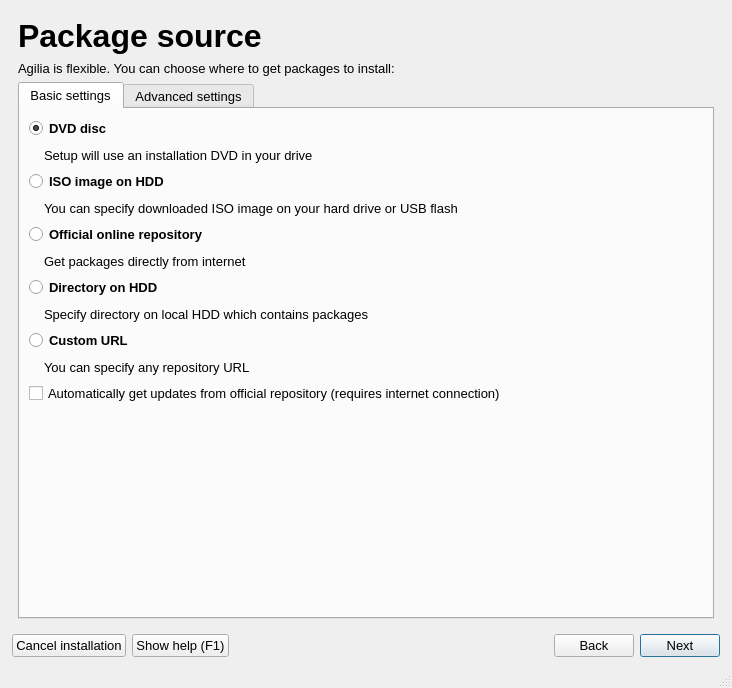
The window that guiinstaller/guisetup/mainwindow.ui (aix27249/mpkg) describes before a commit, drawn with Qt 5.
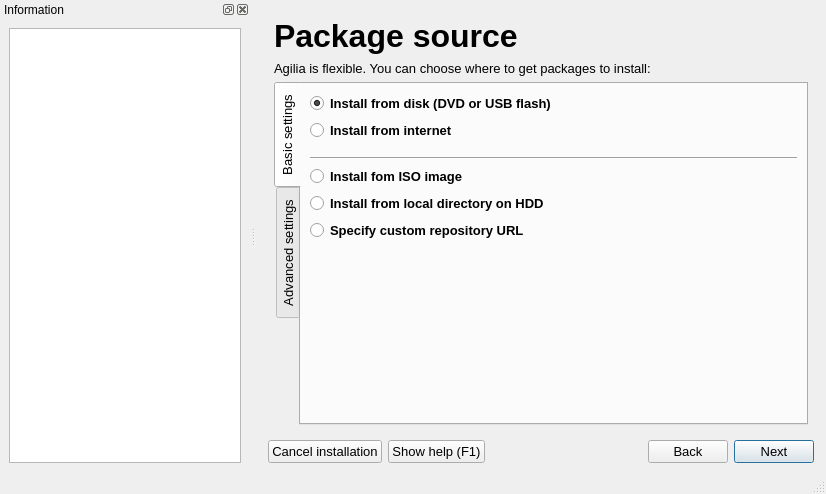
The same window after the commit. The open tabs and pages were chosen to show the change. Icons and pictures are not drawn.

Patch:
```diff
--- a/guiinstaller/guisetup/mainwindow.ui
+++ b/guiinstaller/guisetup/mainwindow.ui
@@ -6,14 +6,14 @@
    <rect>
     <x>0</x>
     <y>0</y>
-    <width>732</width>
-    <height>688</height>
+    <width>826</width>
+    <height>494</height>
    </rect>
   </property>
-  <property name="minimumSize">
+  <property name="maximumSize">
    <size>
-    <width>400</width>
-    <height>300</height>
+    <width>16777215</width>
+    <height>16777215</height>
    </size>
   </property>
   <property name="windowTitle">
@@ -31,14 +31,14 @@
      <pointsize>10</pointsize>
     </font>
    </property>
-   <layout class="QVBoxLayout" name="verticalLayout">
+   <layout class="QVBoxLayout" name="verticalLayout_22">
     <item>
      <widget class="QStackedWidget" name="stackedWidget">
       <property name="lineWidth">
        <number>0</number>
       </property>
       <property name="currentIndex">
-       <number>2</number>
+       <number>0</number>
       </property>
       <widget class="QWidget" name="page">
        <layout class="QVBoxLayout" name="verticalLayout_26">
@@ -267,6 +267,9 @@
         </item>
         <item>
          <widget class="QTabWidget" name="tabWidget">
+          <property name="tabPosition">
+           <enum>QTabWidget::West</enum>
+          </property>
           <property name="currentIndex">
            <number>0</number>
           </property>
@@ -496,6 +499,9 @@
         </item>
         <item>
          <widget class="QTabWidget" name="tabWidget_2">
+          <property name="tabPosition">
+           <enum>QTabWidget::West</enum>
+          </property>
           <property name="currentIndex">
            <number>0</number>
           </property>
@@ -513,7 +519,7 @@
                </font>
               </property>
               <property name="text">
-               <string>DVD disc</string>
+               <string>Install from disk (DVD or USB flash)</string>
               </property>
               <property name="icon">
                <iconset resource="mainwindow.qrc">
@@ -530,89 +536,6 @@
               </property>
              </widget>
             </item>
-            <item>
-             <layout class="QHBoxLayout" name="horizontalLayout_8">
-              <item>
-               <spacer name="horizontalSpacer_8">
-                <property name="orientation">
-                 <enum>Qt::Horizontal</enum>
-                </property>
-                <property name="sizeType">
-                 <enum>QSizePolicy::Fixed</enum>
-                </property>
-                <property name="sizeHint" stdset="0">
-                 <size>
-                  <width>15</width>
-                  <height>20</height>
-                 </size>
-                </property>
-               </spacer>
-              </item>
-              <item>
-               <widget class="QLabel" name="label_6">
-                <property name="text">
-                 <string>Setup will use an installation DVD in your drive</string>
-                </property>
-                <property name="wordWrap">
-                 <bool>true</bool>
-                </property>
-               </widget>
-              </item>
-             </layout>
-            </item>
-            <item>
-             <widget class="QRadioButton" name="pkgSourceISORadioButton">
-              <property name="font">
-               <font>
-                <weight>75</weight>
-                <bold>true</bold>
-               </font>
-              </property>
-              <property name="text">
-               <string>ISO image on HDD</string>
-              </property>
-              <property name="icon">
-               <iconset resource="mainwindow.qrc">
-                <normaloff>:/setupRoots/icons/application-x-cd-image.png</normaloff>:/setupRoots/icons/application-x-cd-image.png</iconset>
-              </property>
-              <property name="iconSize">
-               <size>
-                <width>36</width>
-                <height>36</height>
-               </size>
-              </property>
-             </widget>
-            </item>
-            <item>
-             <layout class="QHBoxLayout" name="horizontalLayout_9">
-              <item>
-               <spacer name="horizontalSpacer_9">
-                <property name="orientation">
-                 <enum>Qt::Horizontal</enum>
-                </property>
-                <property name="sizeType">
-                 <enum>QSizePolicy::Fixed</enum>
-                </property>
-                <property name="sizeHint" stdset="0">
-                 <size>
-                  <width>15</width>
-                  <height>20</height>
-                 </size>
-                </property>
-               </spacer>
-              </item>
-              <item>
-               <widget class="QLabel" name="label_7">
-                <property name="text">
-                 <string>You can specify downloaded ISO image on your hard drive or USB flash</string>
-                </property>
-                <property name="wordWrap">
-                 <bool>true</bool>
-                </property>
-               </widget>
-              </item>
-             </layout>
-            </item>
             <item>
              <widget class="QRadioButton" name="pkgSourceNetworkRadioButton">
               <property name="font">
@@ -622,7 +545,7 @@
                </font>
               </property>
               <property name="text">
-               <string>Official online repository</string>
+               <string>Install from internet</string>
               </property>
               <property name="icon">
                <iconset resource="mainwindow.qrc">
@@ -637,34 +560,50 @@
              </widget>
             </item>
             <item>
-             <layout class="QHBoxLayout" name="horizontalLayout_10">
-              <item>
-               <spacer name="horizontalSpacer_10">
+             <spacer name="verticalSpacer_7">
                 <property name="orientation">
-                 <enum>Qt::Horizontal</enum>
+               <enum>Qt::Vertical</enum>
                 </property>
                 <property name="sizeType">
                  <enum>QSizePolicy::Fixed</enum>
                 </property>
                 <property name="sizeHint" stdset="0">
                  <size>
-                  <width>15</width>
-                  <height>20</height>
+                <width>10</width>
+                <height>10</height>
                  </size>
                 </property>
                </spacer>
               </item>
               <item>
-               <widget class="QLabel" name="label_8">
+             <widget class="Line" name="line">
+              <property name="orientation">
+               <enum>Qt::Horizontal</enum>
+              </property>
+             </widget>
+            </item>
+            <item>
+             <widget class="QRadioButton" name="pkgSourceISORadioButton">
+              <property name="font">
+               <font>
+                <weight>75</weight>
+                <bold>true</bold>
+               </font>
+              </property>
                 <property name="text">
-                 <string>Get packages directly from internet</string>
-                </property>
-                <property name="wordWrap">
-                 <bool>true</bool>
-                </property>
-               </widget>
-              </item>
-             </layout>
+               <string>Install fom ISO image</string>
+              </property>
+              <property name="icon">
+               <iconset resource="mainwindow.qrc">
+                <normaloff>:/setupRoots/icons/application-x-cd-image.png</normaloff>:/setupRoots/icons/application-x-cd-image.png</iconset>
+              </property>
+              <property name="iconSize">
+               <size>
+                <width>36</width>
+                <height>36</height>
+               </size>
+              </property>
+             </widget>
             </item>
             <item>
              <widget class="QRadioButton" name="pkgSourceHDDRadioButton">
@@ -675,7 +614,7 @@
                </font>
               </property>
               <property name="text">
-               <string>Directory on HDD</string>
+               <string>Install from local directory on HDD</string>
               </property>
               <property name="icon">
                <iconset resource="mainwindow.qrc">
@@ -689,36 +628,6 @@
               </property>
              </widget>
             </item>
-            <item>
-             <layout class="QHBoxLayout" name="horizontalLayout_12">
-              <item>
-               <spacer name="horizontalSpacer_35">
-                <property name="orientation">
-                 <enum>Qt::Horizontal</enum>
-                </property>
-                <property name="sizeType">
-                 <enum>QSizePolicy::Fixed</enum>
-                </property>
-                <property name="sizeHint" stdset="0">
-                 <size>
-                  <width>15</width>
-                  <height>20</height>
-                 </size>
-                </property>
-               </spacer>
-              </item>
-              <item>
-               <widget class="QLabel" name="label_33">
-                <property name="text">
-                 <string>Specify directory on local HDD which contains packages</string>
-                </property>
-                <property name="wordWrap">
-                 <bool>true</bool>
-                </property>
-               </widget>
-              </item>
-             </layout>
-            </item>
             <item>
              <widget class="QRadioButton" name="pkgSourceCustomRadioButton">
               <property name="enabled">
@@ -731,7 +640,7 @@
                </font>
               </property>
               <property name="text">
-               <string>Custom URL</string>
+               <string>Specify custom repository URL</string>
               </property>
               <property name="icon">
                <iconset resource="mainwindow.qrc">
@@ -745,52 +654,6 @@
               </property>
              </widget>
             </item>
-            <item>
-             <layout class="QHBoxLayout" name="horizontalLayout_11">
-              <item>
-               <spacer name="horizontalSpacer_11">
-                <property name="orientation">
-                 <enum>Qt::Horizontal</enum>
-                </property>
-                <property name="sizeType">
-                 <enum>QSizePolicy::Fixed</enum>
-                </property>
-                <property name="sizeHint" stdset="0">
-                 <size>
-                  <width>15</width>
-                  <height>20</height>
-                 </size>
-                </property>
-               </spacer>
-              </item>
-              <item>
-               <widget class="QLabel" name="label_9">
-                <property name="enabled">
-                 <bool>true</bool>
-                </property>
-                <property name="text">
-                 <string>You can specify any repository URL</string>
-                </property>
-                <property name="wordWrap">
-                 <bool>true</bool>
-                </property>
-               </widget>
-              </item>
-             </layout>
-            </item>
-            <item>
-             <widget class="QCheckBox" name="autoUpdateCheckBox">
-              <property name="enabled">
-               <bool>true</bool>
-              </property>
-              <property name="text">
-               <string>Automatically get updates from official repository (requires internet connection)</string>
-              </property>
-              <property name="checked">
-               <bool>false</bool>
-              </property>
-             </widget>
-            </item>
             <item>
              <spacer name="verticalSpacer_6">
               <property name="orientation">
@@ -810,7 +673,20 @@
            <attribute name="title">
             <string>Advanced settings</string>
            </attribute>
-           <layout class="QVBoxLayout" name="verticalLayout_27">
+           <layout class="QVBoxLayout" name="verticalLayout_25">
+            <item>
+             <widget class="QCheckBox" name="autoUpdateCheckBox">
+              <property name="enabled">
+               <bool>true</bool>
+              </property>
+              <property name="text">
+               <string>Automatically get updates from official repository (requires internet connection)</string>
+              </property>
+              <property name="checked">
+               <bool>false</bool>
+              </property>
+             </widget>
+            </item>
             <item>
              <widget class="QCheckBox" name="includeUserlandCheckBox">
               <property name="text">
@@ -1038,7 +914,7 @@
          </spacer>
         </item>
         <item>
-         <layout class="QHBoxLayout" name="horizontalLayout_13">
+         <layout class="QHBoxLayout" name="horizontalLayout_3">
           <item>
            <widget class="QListWidget" name="setupVariantsListWidget">
             <property name="maximumSize">
@@ -1049,18 +925,57 @@
             </property>
            </widget>
           </item>
+          <item>
+           <widget class="QLabel" name="setupVariantImage">
+            <property name="sizePolicy">
+             <sizepolicy hsizetype="Fixed" vsizetype="Fixed">
+              <horstretch>0</horstretch>
+              <verstretch>0</verstretch>
+             </sizepolicy>
+            </property>
+            <property name="minimumSize">
+             <size>
+              <width>300</width>
+              <height>200</height>
+             </size>
+            </property>
+            <property name="text">
+             <string>setupVariantImage</string>
+            </property>
+           </widget>
+          </item>
          </layout>
         </item>
         <item>
          <widget class="QLabel" name="setupVariantDescription">
           <property name="text">
-           <string/>
+           <string>setupVariantDescription</string>
           </property>
           <property name="wordWrap">
            <bool>true</bool>
           </property>
          </widget>
         </item>
+        <item>
+         <widget class="QLabel" name="setupVariantMetaFlags">
+          <property name="text">
+           <string>setupVariantMetaFlags</string>
+          </property>
+         </widget>
+        </item>
+        <item>
+         <spacer name="verticalSpacer_12">
+          <property name="orientation">
+           <enum>Qt::Vertical</enum>
+          </property>
+          <property name="sizeHint" stdset="0">
+           <size>
+            <width>20</width>
+            <height>63</height>
+           </size>
+          </property>
+         </spacer>
+        </item>
        </layout>
       </widget>
       <widget class="QWidget" name="page_2">
@@ -1425,13 +1340,11 @@
            <string>&lt;!DOCTYPE HTML PUBLIC &quot;-//W3C//DTD HTML 4.0//EN&quot; &quot;http://www.w3.org/TR/REC-html40/strict.dtd&quot;&gt;
 &lt;html&gt;&lt;head&gt;&lt;meta name=&quot;qrichtext&quot; content=&quot;1&quot; /&gt;&lt;style type=&quot;text/css&quot;&gt;
 p, li { white-space: pre-wrap; }
-&lt;/style&gt;&lt;/head&gt;&lt;body style=&quot; font-family:'Droid Sans'; font-size:10pt; font-weight:400; font-style:normal;&quot;&gt;
-&lt;p style=&quot; margin-top:0px; margin-bottom:0px; margin-left:0px; margin-right:0px; -qt-block-indent:0; text-indent:0px;&quot;&gt;We have partitions on your hard disk drives, and now we should specify it's usage.&lt;/p&gt;
-&lt;p style=&quot;-qt-paragraph-type:empty; margin-top:0px; margin-bottom:0px; margin-left:0px; margin-right:0px; -qt-block-indent:0; text-indent:0px;&quot;&gt;&lt;/p&gt;
-&lt;p style=&quot; margin-top:0px; margin-bottom:0px; margin-left:0px; margin-right:0px; -qt-block-indent:0; text-indent:0px;&quot;&gt;The main partition is root partition. It is the main partition where OS will be installed. Also, you can specify mount points for other drives (such as /home, /boot) and their formatting options. &lt;/p&gt;
-&lt;p style=&quot; margin-top:0px; margin-bottom:0px; margin-left:0px; margin-right:0px; -qt-block-indent:0; text-indent:0px;&quot;&gt;Please note that there are some technical limits, especially about boot filesystem. For more information, see help.&lt;/p&gt;
-&lt;p style=&quot;-qt-paragraph-type:empty; margin-top:0px; margin-bottom:0px; margin-left:0px; margin-right:0px; -qt-block-indent:0; text-indent:0px;&quot;&gt;&lt;/p&gt;
-&lt;p style=&quot; margin-top:0px; margin-bottom:0px; margin-left:0px; margin-right:0px; -qt-block-indent:0; text-indent:0px;&quot;&gt;Select partition and edit settings below:&lt;/p&gt;&lt;/body&gt;&lt;/html&gt;</string>
+&lt;/style&gt;&lt;/head&gt;&lt;body style=&quot; font-family:'Tahoma'; font-size:10pt; font-weight:400; font-style:normal;&quot;&gt;
+&lt;p style=&quot; margin-top:0px; margin-bottom:0px; margin-left:0px; margin-right:0px; -qt-block-indent:0; text-indent:0px;&quot;&gt;&lt;span style=&quot; font-family:'Droid Sans';&quot;&gt;We have partitions on your hard disk drives, and now we should specify it's usage.&lt;/span&gt;&lt;/p&gt;
+&lt;p style=&quot; margin-top:0px; margin-bottom:0px; margin-left:0px; margin-right:0px; -qt-block-indent:0; text-indent:0px;&quot;&gt;&lt;span style=&quot; font-family:'Droid Sans';&quot;&gt;For more information, see help.&lt;/span&gt;&lt;/p&gt;
+&lt;p style=&quot;-qt-paragraph-type:empty; margin-top:0px; margin-bottom:0px; margin-left:0px; margin-right:0px; -qt-block-indent:0; text-indent:0px; font-family:'Droid Sans';&quot;&gt;&lt;/p&gt;
+&lt;p style=&quot; margin-top:0px; margin-bottom:0px; margin-left:0px; margin-right:0px; -qt-block-indent:0; text-indent:0px;&quot;&gt;&lt;span style=&quot; font-family:'Droid Sans';&quot;&gt;Select partition and edit settings below:&lt;/span&gt;&lt;/p&gt;&lt;/body&gt;&lt;/html&gt;</string>
           </property>
           <property name="wordWrap">
            <bool>true</bool>
@@ -1694,7 +1607,7 @@
        </layout>
       </widget>
       <widget class="QWidget" name="bootLoaderPage">
-       <layout class="QVBoxLayout" name="verticalLayout_16">
+       <layout class="QVBoxLayout" name="verticalLayout_27">
         <item>
          <layout class="QHBoxLayout" name="horizontalLayout_39">
           <item>
@@ -1787,6 +1700,19 @@
          </spacer>
         </item>
         <item>
+         <widget class="QTabWidget" name="tabWidget_3">
+          <property name="tabPosition">
+           <enum>QTabWidget::West</enum>
+          </property>
+          <property name="currentIndex">
+           <number>0</number>
+          </property>
+          <widget class="QWidget" name="tab_3">
+           <attribute name="title">
+            <string>Basic settings</string>
+           </attribute>
+           <layout class="QVBoxLayout" name="verticalLayout_16">
+            <item>
          <layout class="QHBoxLayout" name="horizontalLayout">
           <item>
            <widget class="QRadioButton" name="bootDeviceRadioButton">
@@ -1858,13 +1784,24 @@
          </layout>
         </item>
         <item>
-         <widget class="QGroupBox" name="groupBox">
-          <property name="title">
-           <string>Advanced boot options</string>
-          </property>
-          <property name="flat">
-           <bool>false</bool>
-          </property>
+             <spacer name="verticalSpacer_3">
+              <property name="orientation">
+               <enum>Qt::Vertical</enum>
+              </property>
+              <property name="sizeHint" stdset="0">
+               <size>
+                <width>20</width>
+                <height>144</height>
+               </size>
+              </property>
+             </spacer>
+            </item>
+           </layout>
+          </widget>
+          <widget class="QWidget" name="tab_4">
+           <attribute name="title">
+            <string>Advanced settings</string>
+           </attribute>
           <layout class="QVBoxLayout" name="verticalLayout_15">
            <item>
             <widget class="QLabel" name="label_14">
@@ -1911,21 +1848,22 @@
              </item>
             </layout>
            </item>
-          </layout>
-         </widget>
-        </item>
         <item>
-         <spacer name="verticalSpacer_3">
+             <spacer name="verticalSpacer_23">
           <property name="orientation">
            <enum>Qt::Vertical</enum>
           </property>
           <property name="sizeHint" stdset="0">
            <size>
             <width>20</width>
-            <height>82</height>
+                <height>288</height>
            </size>
           </property>
          </spacer>
+            </item>
+           </layout>
+          </widget>
+         </widget>
         </item>
        </layout>
       </widget>
@@ -2642,7 +2580,7 @@
          <string>Show help (F1)</string>
         </property>
         <property name="shortcut">
-         <string>F1</string>
+         <string notr="true">F1</string>
         </property>
        </widget>
       </item>
@@ -2713,6 +2651,30 @@
    </layout>
   </widget>
   <widget class="QStatusBar" name="statusbar"/>
+  <widget class="QDockWidget" name="helpBrowserDockWidget">
+   <property name="minimumSize">
+    <size>
+     <width>100</width>
+     <height>129</height>
+    </size>
+   </property>
+   <property name="features">
+    <set>QDockWidget::AllDockWidgetFeatures</set>
+   </property>
+   <property name="windowTitle">
+    <string>Information</string>
+   </property>
+   <attribute name="dockWidgetArea">
+    <number>1</number>
+   </attribute>
+   <widget class="QWidget" name="dockWidgetContents">
+    <layout class="QVBoxLayout" name="verticalLayout">
+     <item>
+      <widget class="QTextBrowser" name="helpBrowser"/>
+     </item>
+    </layout>
+   </widget>
+  </widget>
  </widget>
  <tabstops>
   <tabstop>nextButton</tabstop>
```
Left out of the diff: 1 changed line with no effect on the pictures. Lines whose indentation alone changed are shown as unchanged.
